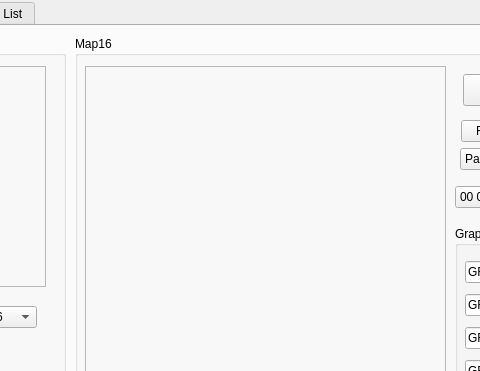
First picture: the form in cfgeditor.ui, repository Atari2/CFGEditorPlusPlus, before the edit; both pictures show x 207 to 687 and y 0 to 371 of the 913 by 672 pixel window.
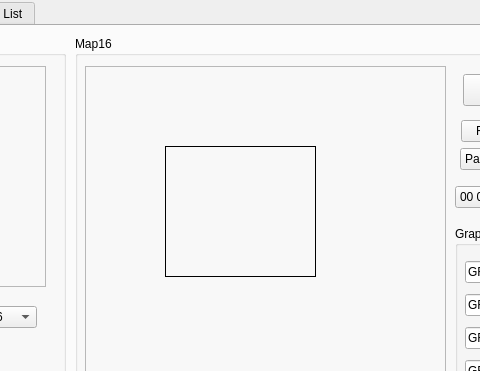
Second picture: the form after the edit. The open tabs and pages were chosen to show the change.

What changed in the file:
```diff
--- a/cfgeditor.ui
+++ b/cfgeditor.ui
@@ -2008,6 +2008,22 @@
        <property name="frameShadow">
         <enum>QFrame::Raised</enum>
        </property>
+       <widget class="QLabel" name="testImage">
+        <property name="geometry">
+         <rect>
+          <x>80</x>
+          <y>80</y>
+          <width>151</width>
+          <height>131</height>
+         </rect>
+        </property>
+        <property name="frameShape">
+         <enum>QFrame::Box</enum>
+        </property>
+        <property name="text">
+         <string/>
+        </property>
+       </widget>
       </widget>
       <widget class="QWidget" name="verticalLayoutWidget_12">
        <property name="geometry">
```
Left out of the diff: 4 changed lines with no effect on the pictures.
